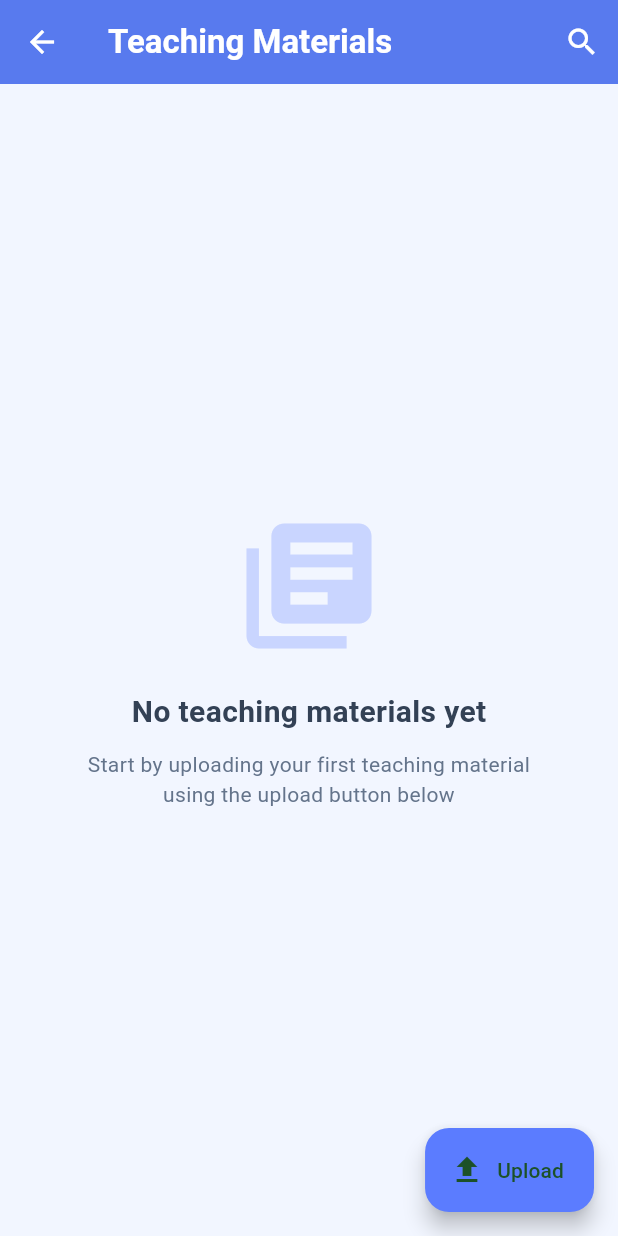
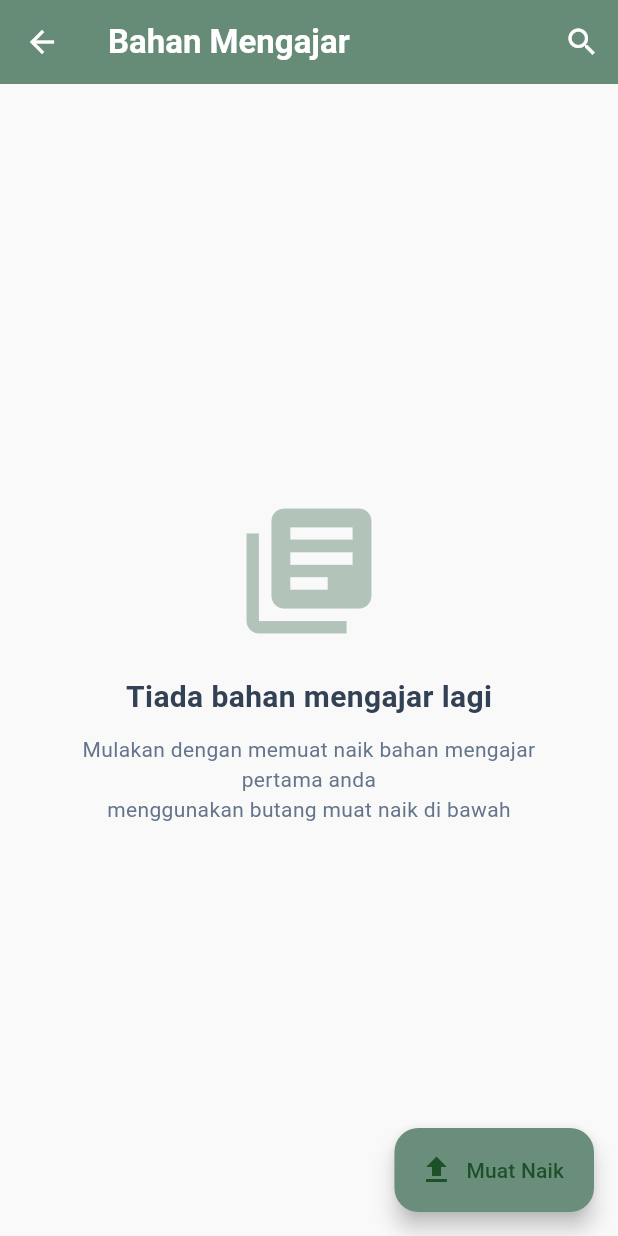
Before and after one commit to NATIJAH/CodeSprout, a Flutter app: the TeacherTeachingMaterial screen opened directly, on a phone screen of 412 x 824 dp. Run offline on Flutter 3.47's test engine with Material 3 defaults, Android fonts, the phone set to English and light mode, and no system bars; our stand-ins replace file_picker, fl_chart, image_picker, printing, supabase_flutter, table_calendar; missing offline and left inert: dart:html; accounts and stored records are empty.

Commit message:
Refactor colors and translate text in teaching material screen
Updated theme colors for the TeacherTeachingMaterial screen, including background, AppBar, FAB, and loading indicator colors. Translated text labels to Malay.

```diff
--- a/lib/screens/teacher_teaching_material.dart
+++ b/lib/screens/teacher_teaching_material.dart
@@ -4,6 +4,11 @@ import 'package:file_picker/file_picker.dart';
 import '../providers/materials_provider.dart';
 import '../models/teaching_material.dart';
 import 'upload_material_screen.dart';
+
+// Defined theme colors
+const Color _primaryAccent = Color(0xff6b8e7c); // Soft Green/Gray
+const Color _backgroundColor = Color(0xfff9f9f9); // Light background
+const Color _cardHighlight = Color(0xffe8f0e8); // Very light green for subtle contrast
 
 class TeacherTeachingMaterial extends StatefulWidget {
   const TeacherTeachingMaterial({super.key});
@@ -24,16 +29,16 @@ class _TeacherTeachingMaterialState extends State<TeacherTeachingMaterial> {
   @override
   Widget build(BuildContext context) {
     return Scaffold(
-      backgroundColor: const Color(0xfff2f6ff),
+      backgroundColor: _backgroundColor, // Changed background color
       appBar: AppBar(
         title: const Text(
-          'Teaching Materials',
+          'Bahan Mengajar',
           style: TextStyle(
             color: Colors.white,
             fontWeight: FontWeight.w700,
           ),
         ),
-        backgroundColor: const Color(0xff5b7cff),
+        backgroundColor: _primaryAccent, // Changed AppBar color
         iconTheme: const IconThemeData(color: Colors.white),
         elevation: 4,
         actions: [
@@ -53,15 +58,15 @@ class _TeacherTeachingMaterialState extends State<TeacherTeachingMaterial> {
           );
         },
         icon: const Icon(Icons.upload),
-        label: const Text('Upload'),
-        backgroundColor: const Color(0xff5b7cff),
+        label: const Text('Muat Naik'),
+        backgroundColor: _primaryAccent, // Changed FAB color
       ),
       body: Consumer<MaterialsProvider>(
         builder: (context, provider, child) {
           if (provider.isLoading && provider.materials.isEmpty) {
             return Center(
               child: CircularProgressIndicator(
-                color: const Color(0xff5b7cff),
+                color: _primaryAccent, // Changed loading indicator color
               ),
             );
           }
@@ -74,11 +79,11 @@ class _TeacherTeachingMaterialState extends State<TeacherTeachingMaterial> {
                   Icon(
                     Icons.library_books,
                     size: 100,
-                    color: const Color(0xffa0b4ff).withOpacity(0.5),
+                    color: _primaryAccent.withOpacity(0.5), // Changed icon color
                   ),
                   const SizedBox(height: 20),
                   const Text(
-                    'No teaching materials yet',
+                    'Tiada bahan mengajar lagi',
                     style: TextStyle(
                       fontSize: 20,
                       color: Color(0xff334155),
@@ -89,7 +94,7 @@ class _TeacherTeachingMaterialState extends State<TeacherTeachingMaterial> {
                   const Padding(
                     padding: EdgeInsets.symmetric(horizontal: 40),
                     child: Text(
-                      'Start by uploading your first teaching material\nusing the upload button below',
+                      'Mulakan dengan memuat naik bahan mengajar pertama anda\nmenggunakan butang muat naik di bawah',
                       textAlign: TextAlign.center,
                       style: TextStyle(
                         color: Color(0xff64748b),
@@ -185,14 +190,14 @@ Row(
     Container(
       padding: const EdgeInsets.symmetric(horizontal: 12, vertical: 4),
       decoration: BoxDecoration(
-        color: const Color(0xffe0e7ff),
+        color: _cardHighlight, // Changed class badge background
         borderRadius: BorderRadius.circular(15),
       ),
       child: Text(
-        material.className,  // Changed to show class name
-        style: const TextStyle(
+        material.className,
+        style: TextStyle(
           fontSize: 12,
-          color: Color(0xff4f46e5),
+          color: _primaryAccent, // Changed class badge text color
           fontWeight: FontWeight.w500,
         ),
       ),
@@ -229,8 +234,8 @@ Row(
             mainAxisSize: MainAxisSize.min,
             children: [
               ListTile(
-                leading: const Icon(Icons.download, color: Color(0xff5b7cff)),
-                title: const Text('Download'),
+                leading: Icon(Icons.download, color: _primaryAccent), // Changed icon color
+                title: const Text('Muat Turun'),
                 onTap: () {
                   Navigator.pop(context);
                   _downloadMaterial(context, material, provider);
@@ -238,8 +243,8 @@ Row(
               ),
 
               ListTile(
-                leading: const Icon(Icons.edit, color: Color(0xff5b7cff)),
-                title: const Text('Edit'),
+                leading: Icon(Icons.edit, color: _primaryAccent), // Changed icon color
+                title: const Text('Sunting'),
                 onTap: () {
                   Navigator.pop(context);
                   _editMaterial(context, material);
@@ -251,7 +256,7 @@ Row(
               ListTile(
                 leading: const Icon(Icons.delete, color: Colors.red),
                 title: const Text(
-                  'Delete',
+                  'Padam',
                   style: TextStyle(color: Colors.red),
                 ),
                 onTap: () {
@@ -272,8 +277,8 @@ Row(
       if (context.mounted) {
         ScaffoldMessenger.of(context).showSnackBar(
           SnackBar(
-            content: Text('${material.title} downloaded successfully'),
-            backgroundColor: const Color(0xff5b7cff),
+            content: Text('${material.title} berjaya dimuat turun'),
+            backgroundColor: _primaryAccent, // Changed snackbar color
             duration: const Duration(seconds: 2),
           ),
         );
@@ -282,7 +287,7 @@ Row(
       if (context.mounted) {
         ScaffoldMessenger.of(context).showSnackBar(
           SnackBar(
-            content: Text('Failed to download: $e'),
+            content: Text('Gagal memuat turun: $e'),
             backgroundColor: Colors.red,
           ),
         );
@@ -306,12 +311,12 @@ Row(
     showDialog(
       context: context,
       builder: (context) => AlertDialog(
-        title: const Text('Delete Material'),
-        content: Text('Are you sure you want to delete "${material.title}"?'),
+        title: const Text('Padam Bahan'),
+        content: Text('Anda pasti mahu padam "${material.title}"?'),
         actions: [
           TextButton(
             onPressed: () => Navigator.pop(context),
-            child: const Text('Cancel'),
+            child: const Text('Batal'),
           ),
           TextButton(
             onPressed: () async {
@@ -320,15 +325,15 @@ Row(
 
               if (success && context.mounted) {
                 ScaffoldMessenger.of(context).showSnackBar(
-                  const SnackBar(
-                    content: Text('Material deleted successfully'),
-                    backgroundColor: Color(0xff5b7cff),
+                  SnackBar(
+                    content: const Text('Bahan berjaya dipadam'),
+                    backgroundColor: _primaryAccent, // Changed snackbar color
                   ),
                 );
               }
             },
             style: TextButton.styleFrom(foregroundColor: Colors.red),
-            child: const Text('Delete'),
+            child: const Text('Padam'),
           ),
         ],
       ),
```
